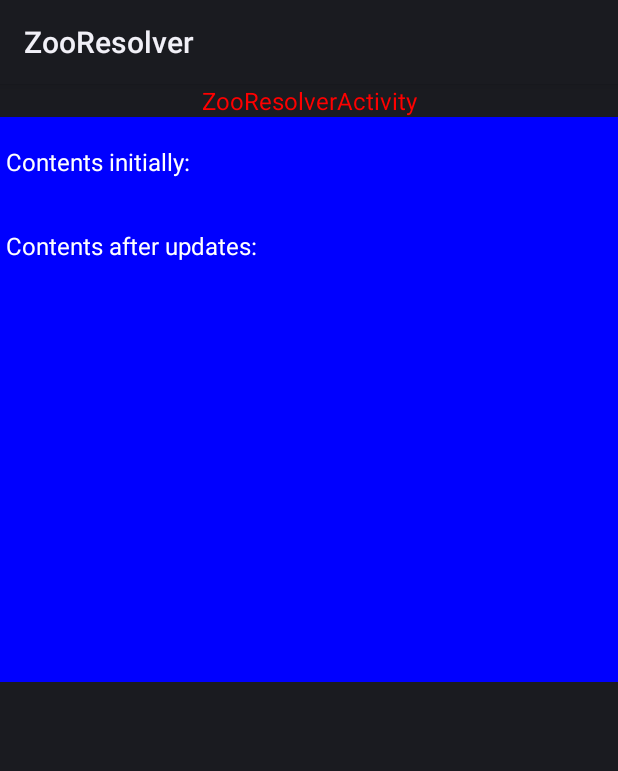
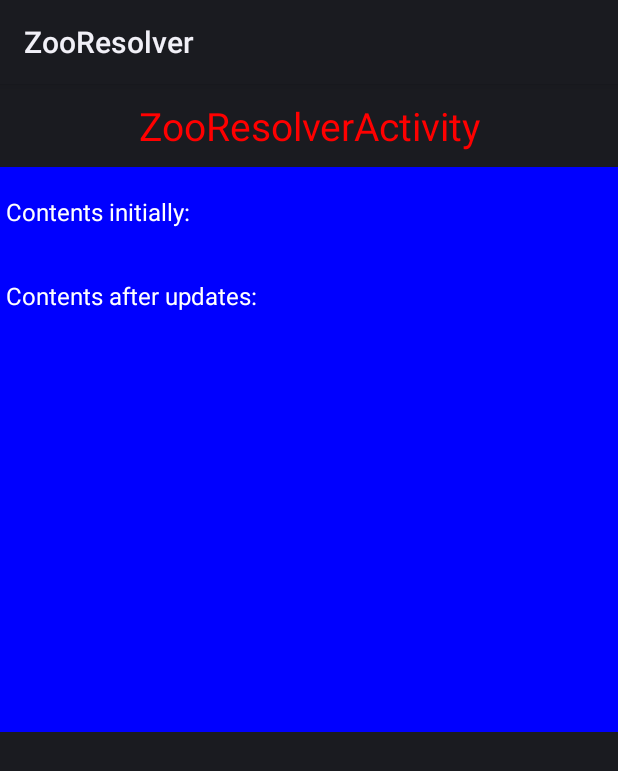
Before and after one commit to AndroidWonder/25-ZooResolver, an Android app: the screen it shows after launch (ZooResolverActivity), on a phone screen of 412 x 824 dp. Shown: the top 771 px of the screen. Run offline under Robolectric (Android 15) with nearby library versions, the phone set to English and light mode, and no system bars; 2 statements that could not run were skipped.

```diff
--- a/app/src/main/AndroidManifest.xml
+++ b/app/src/main/AndroidManifest.xml
@@ -19,6 +19,9 @@
         </activity>
 
     </application>
+    <permission android:name="com.permission.testRead" />
     <uses-permission android:name="com.permission.testRead" />
+
+    <permission android:name="com.permission.testWrite" />
     <uses-permission android:name="com.permission.testWrite" />
 </manifest>
--- a/app/src/main/res/layout/main.xml
+++ b/app/src/main/res/layout/main.xml
@@ -8,9 +8,10 @@
     android:layout_width="fill_parent"
     android:layout_height="wrap_content"
 	android:gravity="center"
-	android:textSize="16sp"
+	android:textSize="26sp"
 	android:textColor="#ffff0000"
     android:text="@string/hello"
+	android:padding="10dp"
     />
     <TextView
     	android:id="@+id/Text"
```
